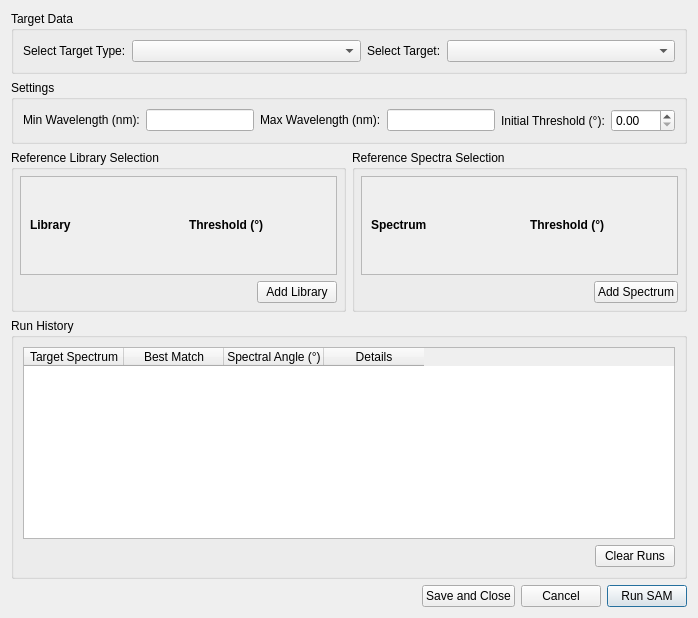
Old version of the form src/wiser/gui/ui_files/spectral_angle_mapper.ui in the repository Ehlmann-research-group/WISER.
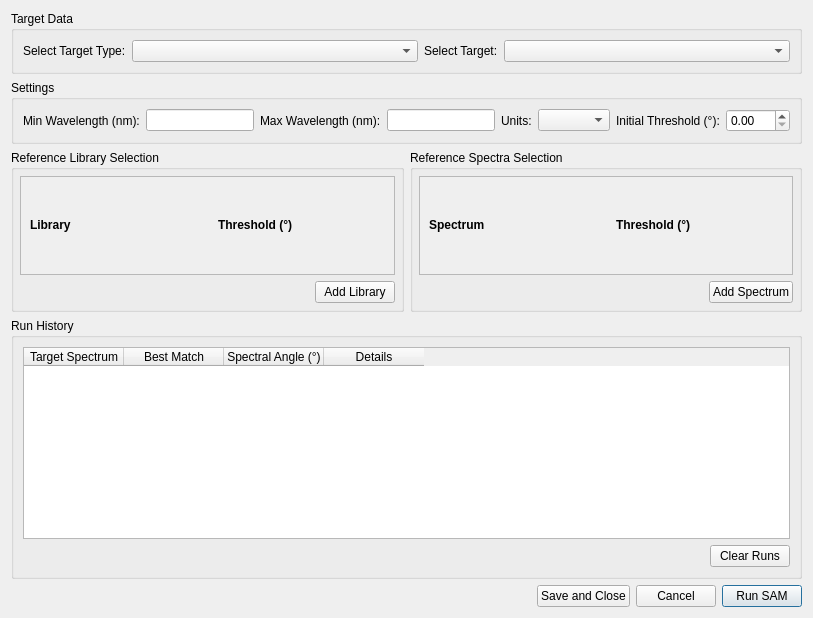
New version of the form.

Commit message: Made sam have option for wavelengths and extracted out logic for populating a combo box with units

```diff
--- a/src/wiser/gui/ui_files/spectral_angle_mapper.ui
+++ b/src/wiser/gui/ui_files/spectral_angle_mapper.ui
@@ -6,7 +6,7 @@
    <rect>
     <x>0</x>
     <y>0</y>
-    <width>678</width>
+    <width>784</width>
     <height>618</height>
    </rect>
   </property>
@@ -67,15 +67,21 @@
        <number>6</number>
       </property>
       <item>
-       <layout class="QFormLayout" name="minLayout">
-        <item row="0" column="0">
+       <layout class="QHBoxLayout" name="horizontalLayout_3">
+        <item>
          <widget class="QLabel" name="label_min">
+          <property name="sizePolicy">
+           <sizepolicy hsizetype="Preferred" vsizetype="Preferred">
+            <horstretch>0</horstretch>
+            <verstretch>0</verstretch>
+           </sizepolicy>
+          </property>
           <property name="text">
            <string>Min Wavelength (nm):</string>
           </property>
          </widget>
         </item>
-        <item row="0" column="1">
+        <item>
          <widget class="QLineEdit" name="lineEdit">
           <property name="sizePolicy">
            <sizepolicy hsizetype="Minimum" vsizetype="Fixed">
@@ -88,15 +94,15 @@
        </layout>
       </item>
       <item>
-       <layout class="QFormLayout" name="maxLayout">
-        <item row="0" column="0">
+       <layout class="QHBoxLayout" name="horizontalLayout_2">
+        <item>
          <widget class="QLabel" name="label_max">
           <property name="text">
            <string>Max Wavelength (nm):</string>
           </property>
          </widget>
         </item>
-        <item row="0" column="1">
+        <item>
          <widget class="QLineEdit" name="lineEdit_2">
           <property name="sizePolicy">
            <sizepolicy hsizetype="Minimum" vsizetype="Fixed">
@@ -108,6 +114,29 @@
         </item>
        </layout>
       </item>
+      <item>
+       <layout class="QHBoxLayout" name="hlayout_units">
+        <item>
+         <widget class="QLabel" name="lbl_units">
+          <property name="sizePolicy">
+           <sizepolicy hsizetype="Minimum" vsizetype="Preferred">
+            <horstretch>0</horstretch>
+            <verstretch>0</verstretch>
+           </sizepolicy>
+          </property>
+          <property name="toolTip">
+           <string>&lt;html&gt;&lt;head/&gt;&lt;body&gt;&lt;p&gt;If either the target or the reference spectrum does not have a wavelength unit, we will use the value in this combo box as the unit.&lt;/p&gt;&lt;/body&gt;&lt;/html&gt;</string>
+          </property>
+          <property name="text">
+           <string>Units:</string>
+          </property>
+         </widget>
+        </item>
+        <item>
+         <widget class="QComboBox" name="cbox_units"/>
+        </item>
+       </layout>
+      </item>
       <item>
        <layout class="QFormLayout" name="thrLayout">
         <item row="0" column="0">
@@ -183,7 +212,7 @@
             <rect>
              <x>0</x>
              <y>0</y>
-             <width>310</width>
+             <width>363</width>
              <height>129</height>
             </rect>
            </property>
@@ -274,7 +303,7 @@
             <rect>
              <x>0</x>
              <y>0</y>
-             <width>310</width>
+             <width>363</width>
              <height>129</height>
             </rect>
            </property>
```
The commit also changes 4 other files.
